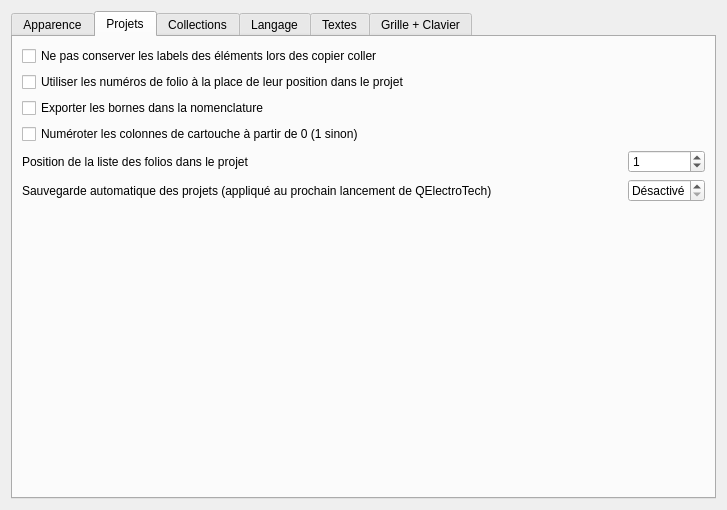
The window that sources/ui/configpage/generalconfigurationpage.ui (qelectrotech/qelectrotech-source-mirror) describes before a commit, drawn with Qt 5.
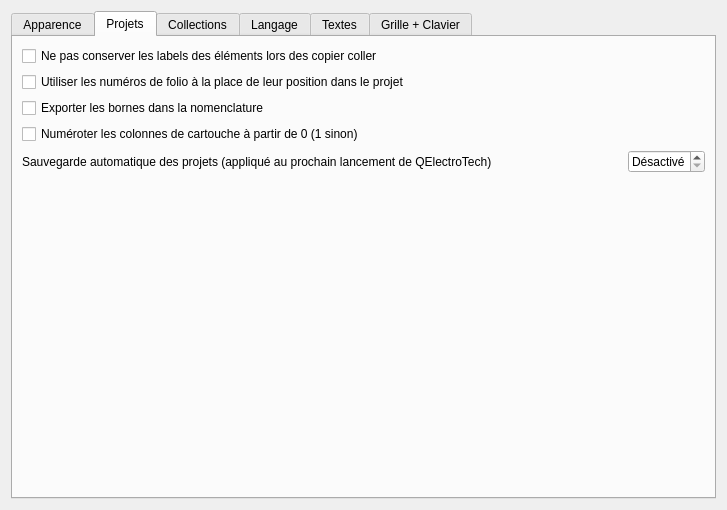
The same window after the commit. The open tabs and pages were chosen to show the change.

The edit to the form file:
```diff
--- a/sources/ui/configpage/generalconfigurationpage.ui
+++ b/sources/ui/configpage/generalconfigurationpage.ui
@@ -93,14 +93,7 @@
        <string>Projets</string>
       </attribute>
       <layout class="QGridLayout" name="gridLayout_2">
-       <item row="0" column="0">
-        <widget class="QCheckBox" name="m_save_label_paste">
-         <property name="text">
-          <string>Ne pas conserver les labels des éléments lors des copier coller</string>
-         </property>
-        </widget>
-       </item>
-       <item row="5" column="1">
+       <item row="4" column="1">
         <spacer name="horizontalSpacer">
          <property name="orientation">
           <enum>Qt::Horizontal</enum>
@@ -113,17 +106,17 @@
          </property>
         </spacer>
        </item>
-       <item row="5" column="0">
+       <item row="4" column="0">
         <widget class="QLabel" name="label">
          <property name="text">
           <string>Sauvegarde automatique des projets (appliqué au prochain lancement de QElectroTech)</string>
          </property>
         </widget>
        </item>
-       <item row="1" column="0">
-        <widget class="QCheckBox" name="m_use_folio_label">
+       <item row="0" column="0">
+        <widget class="QCheckBox" name="m_save_label_paste">
          <property name="text">
-          <string>Utiliser les numéros de folio à la place de leur position dans le projet</string>
+          <string>Ne pas conserver les labels des éléments lors des copier coller</string>
          </property>
         </widget>
        </item>
@@ -134,7 +127,7 @@
          </property>
         </widget>
        </item>
-       <item row="5" column="2">
+       <item row="4" column="2">
         <widget class="QSpinBox" name="m_autosave_sb">
          <property name="frame">
           <bool>true</bool>
@@ -147,7 +140,14 @@
          </property>
         </widget>
        </item>
-       <item row="6" column="0">
+       <item row="1" column="0">
+        <widget class="QCheckBox" name="m_use_folio_label">
+         <property name="text">
+          <string>Utiliser les numéros de folio à la place de leur position dans le projet</string>
+         </property>
+        </widget>
+       </item>
+       <item row="5" column="0">
         <spacer name="verticalSpacer_2">
          <property name="orientation">
           <enum>Qt::Vertical</enum>
@@ -167,29 +167,6 @@
          </property>
         </widget>
        </item>
-       <item row="4" column="2">
-        <widget class="QSpinBox" name="m_foliolist_sb">
-         <property name="specialValueText">
-          <string/>
-         </property>
-         <property name="minimum">
-          <number>0</number>
-         </property>
-         <property name="maximum">
-          <number>999</number>
-         </property>
-         <property name="value">
-          <number>1</number>
-         </property>
-        </widget>
-       </item>
-       <item row="4" column="0">
-        <widget class="QLabel" name="label_2">
-         <property name="text">
-          <string>Position de la liste des folios dans le projet</string>
-         </property>
-        </widget>
-       </item>
       </layout>
      </widget>
      <widget class="QWidget" name="tab_5">
```
